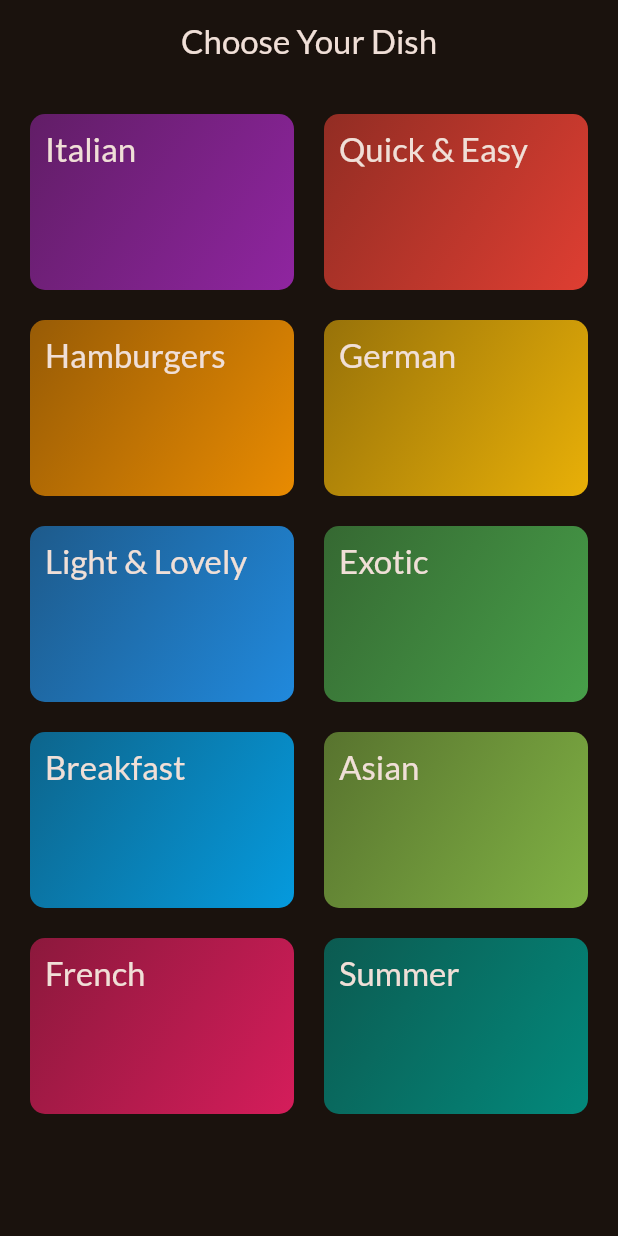
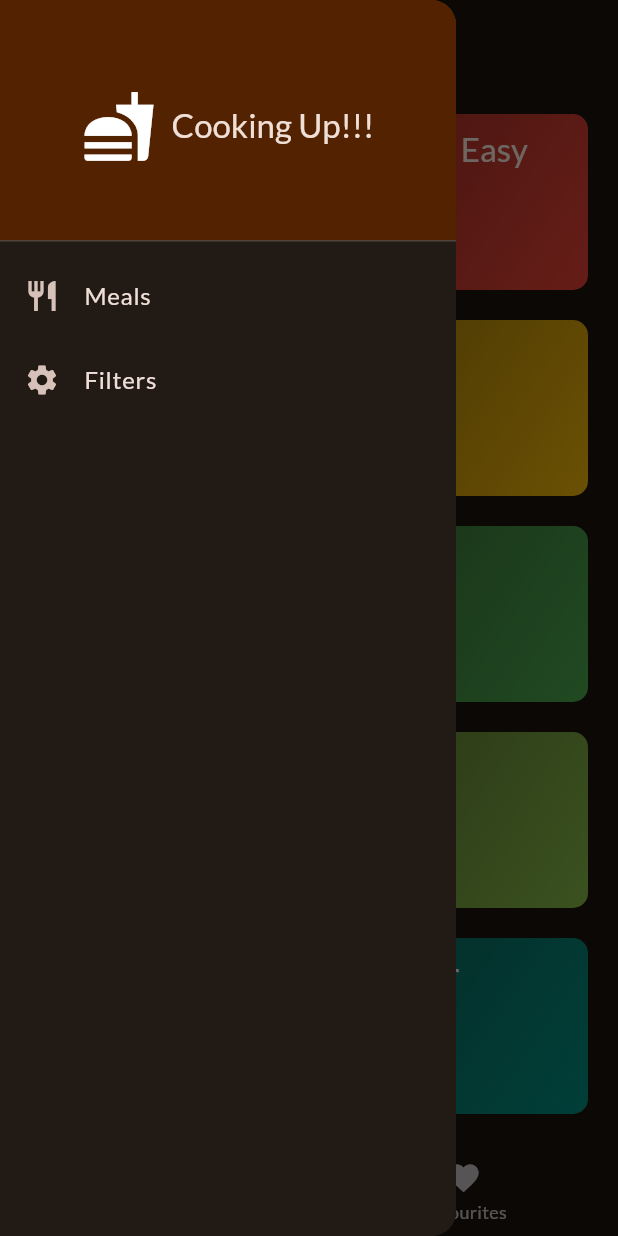
Before and after one commit to Fobie/meals_app, a Flutter app: the screen it shows after launch, with the side drawer open (before the commit the screen has no drawer), on a phone screen of 412 x 824 dp. Run offline on Flutter 3.47's test engine with Material 3 defaults, Android fonts, the phone set to English and light mode, and no system bars; our stand-ins replace google_fonts, transparent_image.

Commit message:
updated 6/12/23

```diff
--- a/lib/const/strings.dart
+++ b/lib/const/strings.dart
@@ -1 +1,3 @@
 const String kAppBarText = 'Choose Your Dish';
+const String kIngredientText = "Ingredients";
+const String kStepsText = "Steps";
--- a/lib/main.dart
+++ b/lib/main.dart
@@ -1,6 +1,7 @@
 import 'package:flutter/material.dart';
 import 'package:google_fonts/google_fonts.dart';
 import 'package:meals/screens/categories_screen.dart';
+import 'package:meals/screens/tab_screen.dart';
 
 void main(){
   runApp(const MyApp());
@@ -21,7 +22,7 @@ class MyApp extends StatelessWidget {
         ),
         textTheme: GoogleFonts.latoTextTheme(),
       ),
-      home: CategoriesScreen(),
+      home: TabScreen(),
     );
   }
 }
--- a/lib/screens/categories_screen.dart
+++ b/lib/screens/categories_screen.dart
@@ -1,11 +1,14 @@
 import 'package:flutter/material.dart';
 import 'package:meals/data/category_data.dart';
 import 'package:meals/models/category.dart';
+import 'package:meals/models/meal_model.dart';
 import 'package:meals/screens/meal_screen.dart';
 import 'package:meals/widget/categories_grid_widget.dart';
 
 class CategoriesScreen extends StatelessWidget {
-  const CategoriesScreen({super.key});
+  const CategoriesScreen({super.key, required this.onToggleFavouriteMeal});
+
+  final void Function(Meal meal) onToggleFavouriteMeal;
 
   void _selectedCategory(BuildContext context, Category category){
 
@@ -14,7 +17,10 @@ class CategoriesScreen extends StatelessWidget {
     Navigator.of(context).push(MaterialPageRoute(
         builder: (ctx) => MealScreen(
             title: category.title,
-            meals: selectedMeals
+            meals: selectedMeals,
+            onToggleFavouriteMeal: (Meal meal) {
+              onToggleFavouriteMeal(meal);
+            },
         )
     )
     );
@@ -22,12 +28,7 @@ class CategoriesScreen extends StatelessWidget {
 
   @override
   Widget build(BuildContext context) {
-    return Scaffold(
-      appBar: AppBar(
-        title: Text('Choose Your Dish'),
-        centerTitle: true,
-      ),
-      body: GridView(
+    return GridView(
         padding: const EdgeInsets.all(20),
         gridDelegate: SliverGridDelegateWithFixedCrossAxisCount(
           crossAxisCount: 2,
@@ -43,7 +44,6 @@ class CategoriesScreen extends StatelessWidget {
               _selectedCategory(context, category);
             },)
     ]
-      ),
-    );
+      );
   }
 }
--- /dev/null
+++ b/lib/screens/tab_screen.dart
@@ -0,0 +1,102 @@
+import 'package:flutter/material.dart';
+import 'package:meals/models/meal_model.dart';
+import 'package:meals/screens/categories_screen.dart';
+import 'package:meals/screens/meal_screen.dart';
+import 'package:meals/widget/drawer_widget.dart';
+
+class TabScreen extends StatefulWidget {
+  const TabScreen({super.key});
+
+  @override
+  State<TabScreen> createState() => _TabScreenState();
+}
+
+class _TabScreenState extends State<TabScreen> {
+
+  int selectedScreenIndex = 0;
+  final List<Meal> favouriteMeal = [];
+
+  void showMessage(String message){
+    ScaffoldMessenger.of(context).showSnackBar(
+        SnackBar(
+          content: Text(
+            message,
+            style: TextStyle(
+                color: Colors.white
+            ),
+          ),
+          backgroundColor: Colors.deepOrangeAccent,
+          elevation: 10,
+          behavior: SnackBarBehavior.floating,
+          margin: EdgeInsets.all(5),
+        )
+    );
+  }
+
+  void ToggleFavouriteMeal(Meal meal){
+    final isExisting = favouriteMeal.contains(meal);
+    if(isExisting){
+      setState(() {
+        favouriteMeal.remove(meal);
+        showMessage('Removed from your favourites!');
+      });
+    } else {
+      setState(() {
+        favouriteMeal.add(meal);
+        showMessage('Added to your favourites successfully');
+      });
+    }
+  }
+
+  void selectScreen(int index){
+    setState(() {
+      selectedScreenIndex = index;
+    });
+}
+
+  void setScreen(String identifier) {
+    if(identifier == "filters"){
+
+    } else {
+      Navigator.of(context).pop();
+    }
+  }
+
+
+
+  @override
+  Widget build(BuildContext context) {
+
+  Widget activeScreen = CategoriesScreen(onToggleFavouriteMeal: (Meal meal) { ToggleFavouriteMeal(meal); },);
+  String activeScreenTitle = "Categories";
+  if(selectedScreenIndex == 1){
+    activeScreen = MealScreen(meals: favouriteMeal, onToggleFavouriteMeal: (Meal meal) { ToggleFavouriteMeal(meal); },);
+    activeScreenTitle = "Favourites";
+}
+
+
+  return Scaffold(
+      appBar: AppBar(
+        title: Text(activeScreenTitle),
+      ),
+      drawer: MainDrawer(SelectedScreen: (String identifier) {
+        setScreen(identifier);
+      },),
+      body: activeScreen,
+      bottomNavigationBar: BottomNavigationBar(
+          onTap: selectScreen,
+          currentIndex: selectedScreenIndex,
+          items: [
+            BottomNavigationBarItem(
+                icon: Icon(Icons.category),
+                label: "Categories"
+            ),
+            BottomNavigationBarItem(
+                icon: Icon(Icons.favorite),
+                label: "Favourites"
+            ),
+          ]
+      ),
+    );
+  }
+}
--- /dev/null
+++ b/lib/widget/drawer_widget.dart
@@ -0,0 +1,54 @@
+import 'package:flutter/material.dart';
+
+class MainDrawer extends StatelessWidget {
+  const MainDrawer({
+    super.key,
+    required this.SelectedScreen
+  });
+
+  final void Function(String identifier) SelectedScreen;
+
+  @override
+  Widget build(BuildContext context) {
+    return Drawer(
+      child: Column(
+        children: [
+          DrawerHeader(
+            decoration: BoxDecoration(
+              color: Theme.of(context).colorScheme.onPrimary
+            ),
+              child: Row(
+                mainAxisAlignment: MainAxisAlignment.center,
+                children: [
+                  Icon(Icons.fastfood, size: 50,),
+                  SizedBox(
+                    width: 10,
+                  ),
+                  Text(
+                      'Cooking Up!!!',
+                    style: Theme.of(context).textTheme.titleLarge!.copyWith(
+                      color: Theme.of(context).colorScheme.onBackground
+                    ),
+                  )
+                ],
+              )
+          ),
+          ListTile(
+            onTap: (){
+              SelectedScreen('meals');
+            },
+            leading: Icon(Icons.restaurant),
+            title: Text('Meals'),
+          ),
+          ListTile(
+            onTap: (){
+              SelectedScreen('filters');
+            },
+            leading: Icon(Icons.settings),
+            title: Text('Filters'),
+          )
+        ],
+      ),
+    );
+  }
+}
```
Also changed, not shown: lib/screens/meal_detail_screen.dart (+60 -2 lines), lib/screens/meal_screen.dart (+24 -14 lines).
